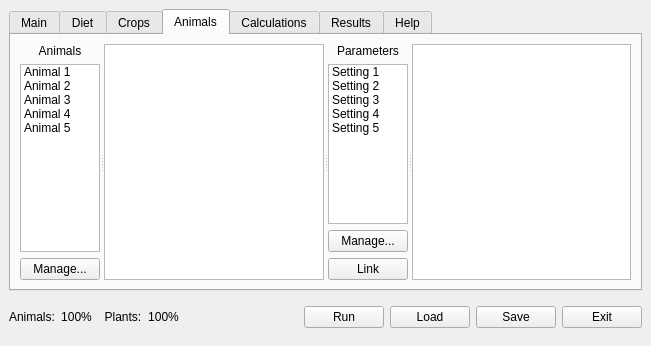
The window that src/ui/lamainformbase.ui (arkygeek/landuseanalyst) describes before a commit, drawn with Qt 5.
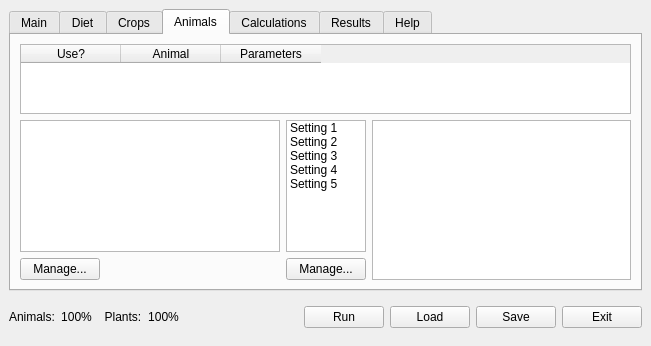
The same window after the commit. The open tabs and pages were chosen to show the change. Icons and pictures are not drawn.

Commit message: move animal list over to a table rather

Patch:
```diff
--- a/src/ui/lamainformbase.ui
+++ b/src/ui/lamainformbase.ui
@@ -1161,87 +1161,7 @@
        <property name="spacing" >
         <number>6</number>
        </property>
-       <item row="0" column="0" >
-        <widget class="QSplitter" name="splitter_9" >
-         <property name="orientation" >
-          <enum>Qt::Horizontal</enum>
-         </property>
-         <widget class="QSplitter" name="splitter_8" >
-          <property name="orientation" >
-           <enum>Qt::Horizontal</enum>
-          </property>
-          <widget class="QWidget" name="" >
-           <layout class="QVBoxLayout" >
-            <property name="margin" >
-             <number>0</number>
-            </property>
-            <property name="spacing" >
-             <number>6</number>
-            </property>
-            <item>
-             <widget class="QLabel" name="label_8" >
-              <property name="text" >
-               <string>Animals</string>
-              </property>
-              <property name="alignment" >
-               <set>Qt::AlignCenter</set>
-              </property>
-             </widget>
-            </item>
-            <item>
-             <widget class="QListWidget" name="listWidgetAnimals" >
-              <property name="sizePolicy" >
-               <sizepolicy>
-                <hsizetype>13</hsizetype>
-                <vsizetype>7</vsizetype>
-                <horstretch>0</horstretch>
-                <verstretch>0</verstretch>
-               </sizepolicy>
-              </property>
-              <item>
-               <property name="text" >
-                <string>Animal 1</string>
-               </property>
-              </item>
-              <item>
-               <property name="text" >
-                <string>Animal 2</string>
-               </property>
-              </item>
-              <item>
-               <property name="text" >
-                <string>Animal 3</string>
-               </property>
-              </item>
-              <item>
-               <property name="text" >
-                <string>Animal 4</string>
-               </property>
-              </item>
-              <item>
-               <property name="text" >
-                <string>Animal 5</string>
-               </property>
-              </item>
-             </widget>
-            </item>
-            <item>
-             <widget class="QPushButton" name="pbnNewAnimal" >
-              <property name="sizePolicy" >
-               <sizepolicy>
-                <hsizetype>0</hsizetype>
-                <vsizetype>0</vsizetype>
-                <horstretch>0</horstretch>
-                <verstretch>0</verstretch>
-               </sizepolicy>
-              </property>
-              <property name="text" >
-               <string>Manage...</string>
-              </property>
-             </widget>
-            </item>
-           </layout>
-          </widget>
+       <item row="1" column="0" >
           <widget class="QTextBrowser" name="textBrowserAnimalDefinition" >
            <property name="sizePolicy" >
             <sizepolicy>
@@ -1252,82 +1172,67 @@
             </sizepolicy>
            </property>
           </widget>
-         </widget>
-         <widget class="QSplitter" name="splitter_3" >
-          <property name="orientation" >
-           <enum>Qt::Horizontal</enum>
-          </property>
-          <widget class="QWidget" name="layoutWidget" >
-           <layout class="QVBoxLayout" >
-            <property name="margin" >
-             <number>0</number>
-            </property>
-            <property name="spacing" >
-             <number>6</number>
-            </property>
-            <item>
-             <widget class="QLabel" name="label_7" >
-              <property name="text" >
-               <string>Parameters</string>
-              </property>
-              <property name="alignment" >
-               <set>Qt::AlignCenter</set>
-              </property>
-             </widget>
-            </item>
-            <item>
-             <widget class="QListWidget" name="listWidgetAnimalParameters" >
+       </item>
+       <item row="2" column="0" >
+        <widget class="QPushButton" name="pbnNewAnimal" >
               <property name="sizePolicy" >
                <sizepolicy>
-                <hsizetype>13</hsizetype>
-                <vsizetype>7</vsizetype>
+           <hsizetype>0</hsizetype>
+           <vsizetype>0</vsizetype>
                 <horstretch>0</horstretch>
                 <verstretch>0</verstretch>
                </sizepolicy>
               </property>
-              <item>
                <property name="text" >
-                <string>Setting 1</string>
-               </property>
-              </item>
-              <item>
-               <property name="text" >
-                <string>Setting 2</string>
-               </property>
-              </item>
-              <item>
-               <property name="text" >
-                <string>Setting 3</string>
-               </property>
-              </item>
-              <item>
-               <property name="text" >
-                <string>Setting 4</string>
-               </property>
-              </item>
-              <item>
-               <property name="text" >
-                <string>Setting 5</string>
-               </property>
-              </item>
-             </widget>
-            </item>
-            <item>
+          <string>Manage...</string>
+         </property>
+        </widget>
+       </item>
+       <item row="2" column="1" >
              <widget class="QPushButton" name="pbnNewAnimalParameter" >
               <property name="text" >
                <string>Manage...</string>
               </property>
              </widget>
             </item>
+       <item row="1" column="1" >
+        <widget class="QListWidget" name="listWidgetAnimalParameters" >
+         <property name="sizePolicy" >
+          <sizepolicy>
+           <hsizetype>13</hsizetype>
+           <vsizetype>7</vsizetype>
+           <horstretch>0</horstretch>
+           <verstretch>0</verstretch>
+          </sizepolicy>
+         </property>
             <item>
-             <widget class="QPushButton" name="pbnLinkAnimal" >
               <property name="text" >
-               <string>Link</string>
-              </property>
-             </widget>
-            </item>
-           </layout>
-          </widget>
+           <string>Setting 1</string>
+          </property>
+         </item>
+         <item>
+          <property name="text" >
+           <string>Setting 2</string>
+          </property>
+         </item>
+         <item>
+          <property name="text" >
+           <string>Setting 3</string>
+          </property>
+         </item>
+         <item>
+          <property name="text" >
+           <string>Setting 4</string>
+          </property>
+         </item>
+         <item>
+          <property name="text" >
+           <string>Setting 5</string>
+          </property>
+         </item>
+        </widget>
+       </item>
+       <item rowspan="2" row="1" column="2" >
           <widget class="QTextBrowser" name="textBrowserAnimalParameterDefinition" >
            <property name="sizePolicy" >
             <sizepolicy>
@@ -1338,7 +1243,24 @@
             </sizepolicy>
            </property>
           </widget>
-         </widget>
+       </item>
+       <item row="0" column="0" colspan="3" >
+        <widget class="QTableWidget" name="tblAnimals" >
+         <column>
+          <property name="text" >
+           <string>Use?</string>
+          </property>
+         </column>
+         <column>
+          <property name="text" >
+           <string>Animal</string>
+          </property>
+         </column>
+         <column>
+          <property name="text" >
+           <string>Parameters</string>
+          </property>
+         </column>
         </widget>
        </item>
       </layout>
```
Left out of the diff: 60 changed lines with no effect on the pictures. Lines whose indentation alone changed are shown as unchanged. The commit also changes 2 other files.
